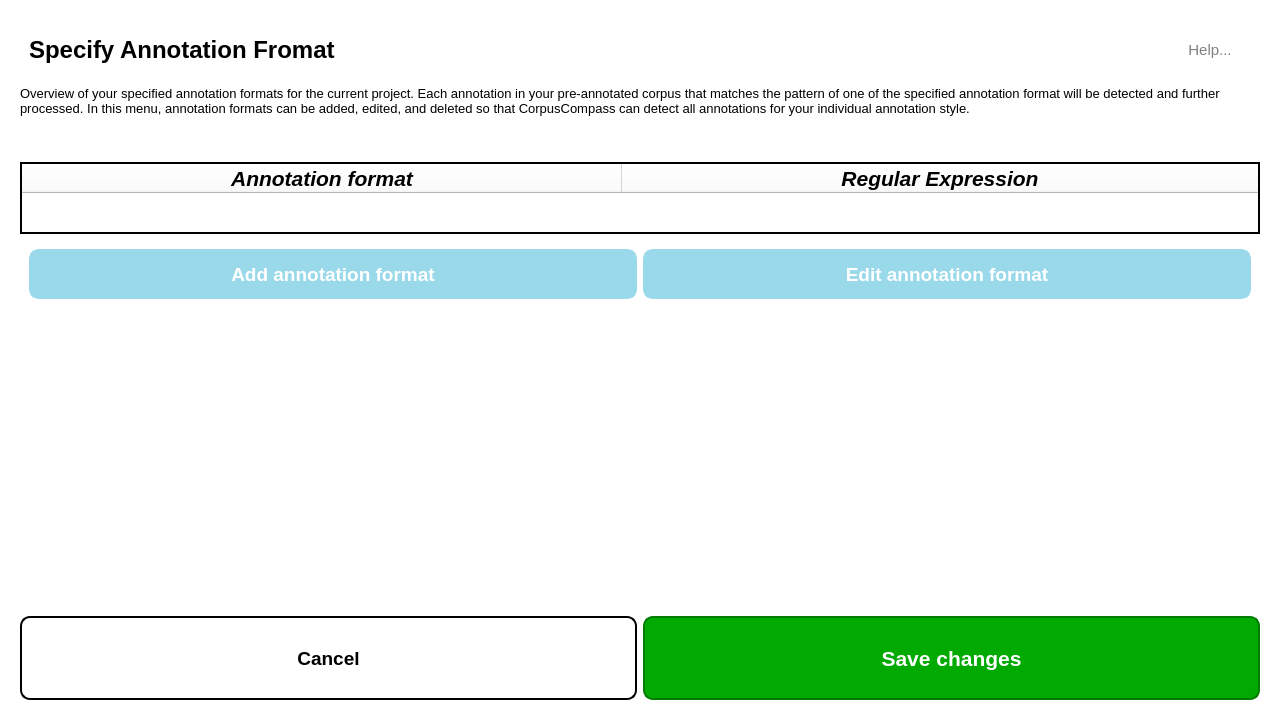
The window that corpuscompass/view/res/annotation_format_table_tab.ui (nicofirst1/CorpusCompass) describes before a commit, drawn with Qt 5.
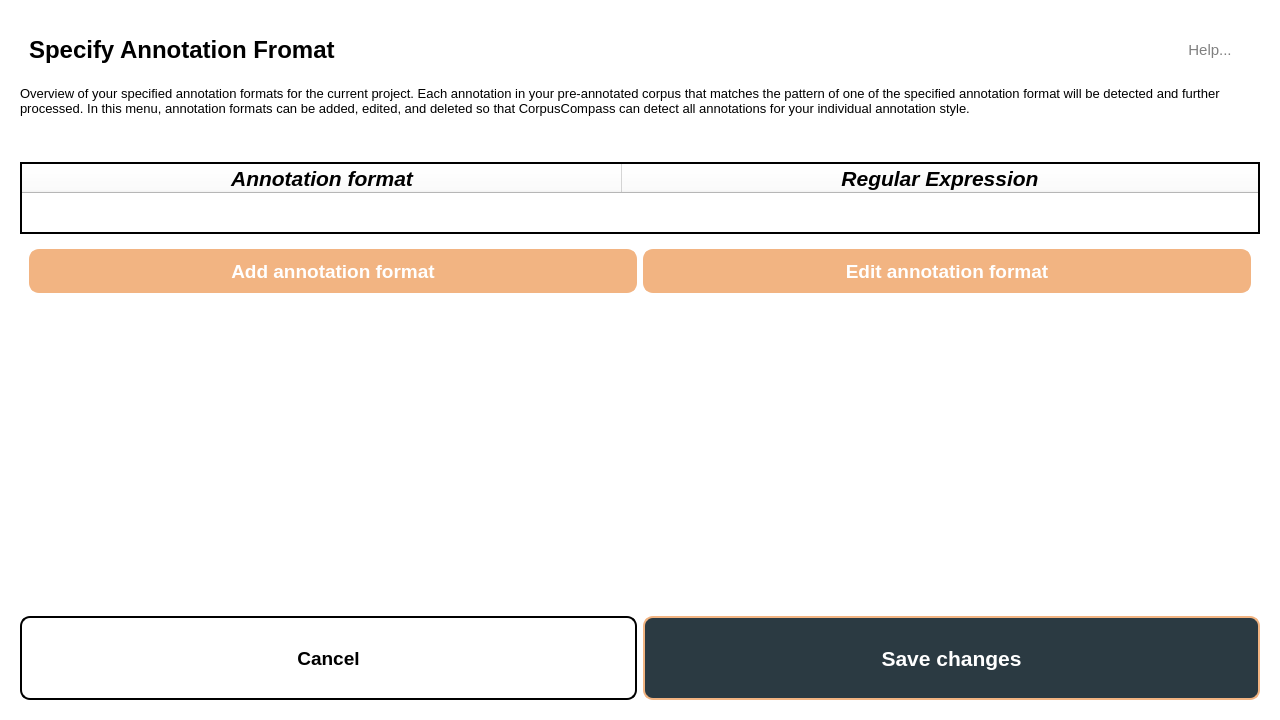
The same window after the commit. Icons and pictures are not drawn.

What changed in the file:
```diff
--- a/corpuscompass/view/res/annotation_format_table_tab.ui
+++ b/corpuscompass/view/res/annotation_format_table_tab.ui
@@ -16,13 +16,13 @@
 }
 
 QPushButton {
-    background-color:rgb(154, 217, 234) ;
+    background-color:rgb(242, 180, 130) ;
 	color: white;
     min-width: 80px;
 	min-height: 40px;
 	border-style: solid;
-	border-color: rgb(154, 217, 234);
-	border-width: 5px;
+	border-color: rgb(242, 180, 130);
+	border-width: 2px;
 	border-radius: 10px;
 }
 
@@ -31,7 +31,11 @@
 	border-color: rgb(134, 189, 203);
 	color: rgb(245, 245, 245);
 }
-
+QPushButton:hover {
+	background-color:rgb(208, 105, 22);
+	border-color: rgb(162, 81, 17);
+	color: rgb(245, 245, 245);
+}
 QPushButton:flat {
     border: none; /* no border for a flat push button */
 }
@@ -480,10 +484,8 @@
         <property name="styleSheet">
          <string notr="true">QPushButton {
 	color: white;
-	background-color: rgb(0, 170, 0);
+	background-color: rgb(43, 58, 66);
 	border-style: solid;
-	border-color: rgb(0, 125, 0);
-	border-width: 2px;
 	border-radius: 10px;
 }
 
```
Left out of the diff: 4 changed lines with no effect on the pictures.
